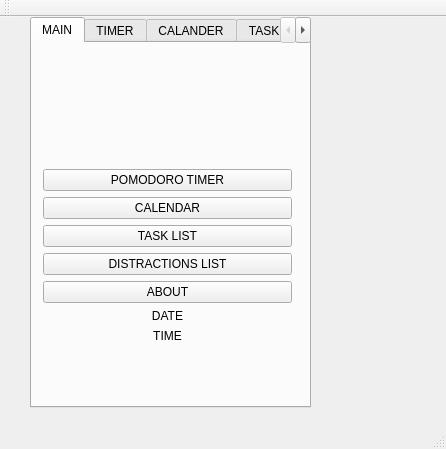
xpero39/doro_manager, file doro_manager.ui: the form before one commit.
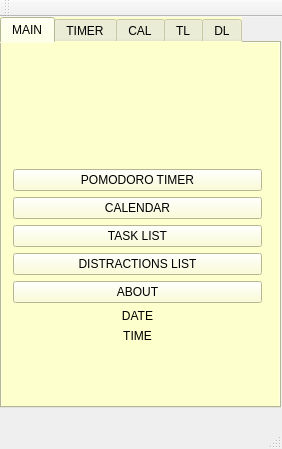
The form after the commit. The open tabs and pages were chosen to show the change.

Commit message: Added slots to main tab buttons.

Diff of the .ui file:
```diff
--- a/doro_manager.ui
+++ b/doro_manager.ui
@@ -6,7 +6,7 @@
    <rect>
     <x>0</x>
     <y>0</y>
-    <width>446</width>
+    <width>282</width>
     <height>449</height>
    </rect>
   </property>
@@ -17,12 +17,17 @@
    <widget class="QTabWidget" name="tabWidget">
     <property name="geometry">
      <rect>
-      <x>30</x>
+      <x>0</x>
       <y>0</y>
       <width>281</width>
       <height>391</height>
      </rect>
     </property>
+    <property name="styleSheet">
+     <string notr="true">background-color: rgb(253, 255, 205);
+alternate-background-color: rgb(66, 180, 255);
+</string>
+    </property>
     <property name="currentIndex">
      <number>4</number>
     </property>
@@ -299,7 +304,7 @@
     </widget>
     <widget class="QWidget" name="tab_3">
      <attribute name="title">
-      <string>CALANDER</string>
+      <string>CAL</string>
      </attribute>
      <widget class="QCalendarWidget" name="calendarWidget">
       <property name="geometry">
@@ -314,7 +319,7 @@
     </widget>
     <widget class="QWidget" name="tab_taskList">
      <attribute name="title">
-      <string>TASK LIST</string>
+      <string>TL</string>
      </attribute>
      <widget class="QWidget" name="layoutWidget">
       <property name="geometry">
@@ -343,7 +348,7 @@
       <number>0</number>
      </property>
      <attribute name="title">
-      <string>DISTRACTIONS LIST</string>
+      <string>DL</string>
      </attribute>
      <widget class="QWidget" name="layoutWidget">
       <property name="geometry">
```
Left out of the diff: 12 changed lines with no effect on the pictures. The commit also changes 3 other files.
